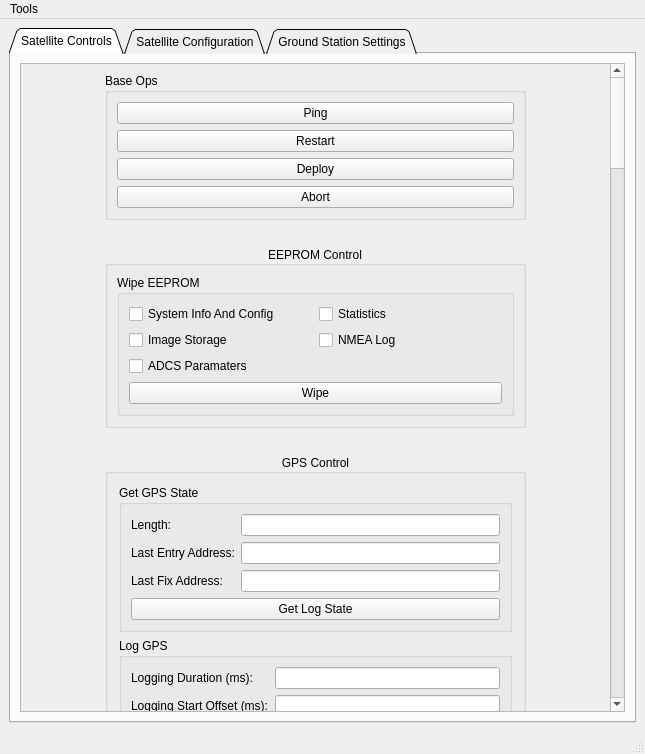
First picture: the form in FOSSAGSCP/mainwindow.ui, repository FOSSASystems/FOSSA-GroundStationControlPanel, before the edit.
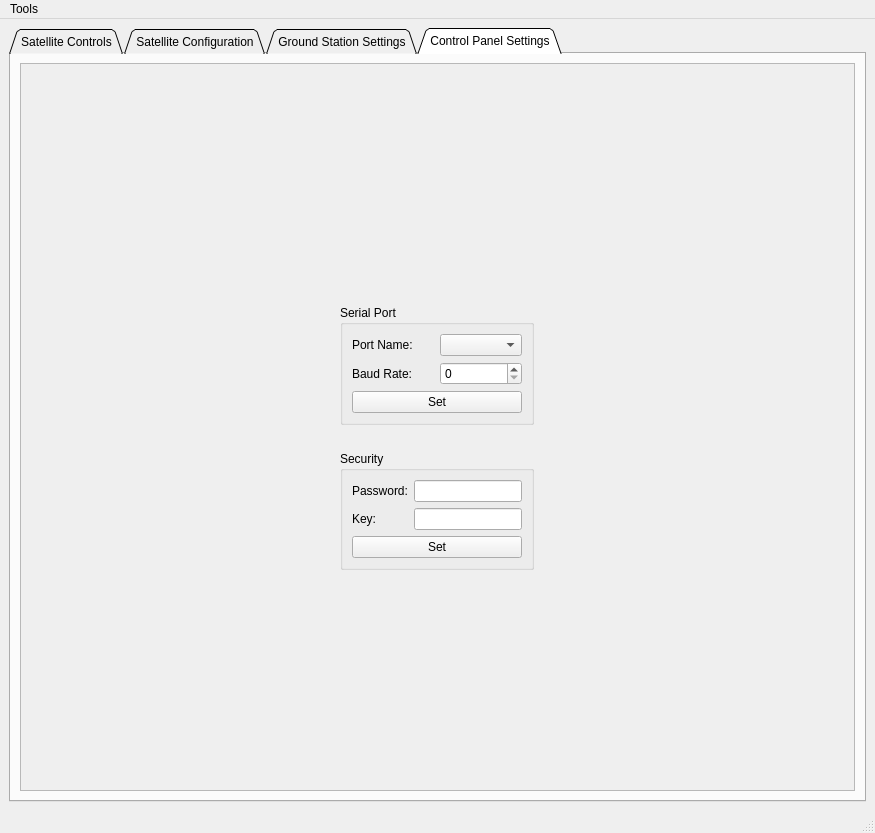
Second picture: the form after the edit.

Commit message: added control panel settings to UI ready for data storage

What changed in the file:
```diff
--- a/FOSSAGSCP/mainwindow.ui
+++ b/FOSSAGSCP/mainwindow.ui
@@ -6,8 +6,8 @@
    <rect>
     <x>0</x>
     <y>0</y>
-    <width>645</width>
-    <height>754</height>
+    <width>875</width>
+    <height>833</height>
    </rect>
   </property>
   <property name="windowTitle">
@@ -33,7 +33,7 @@
        <enum>QTabWidget::Triangular</enum>
       </property>
       <property name="currentIndex">
-       <number>0</number>
+       <number>3</number>
       </property>
       <property name="elideMode">
        <enum>Qt::ElideRight</enum>
@@ -72,10 +72,10 @@
           <widget class="QWidget" name="scrollAreaWidgetContents_4">
            <property name="geometry">
             <rect>
-             <x>62</x>
-             <y>-3376</y>
+             <x>177</x>
+             <y>-438</y>
              <width>449</width>
-             <height>4619</height>
+             <height>4627</height>
             </rect>
            </property>
            <property name="sizePolicy">
@@ -2317,6 +2317,142 @@
         </item>
        </layout>
       </widget>
+      <widget class="QWidget" name="tab">
+       <attribute name="title">
+        <string>Control Panel Settings</string>
+       </attribute>
+       <layout class="QGridLayout" name="gridLayout_43">
+        <item row="0" column="0">
+         <widget class="QScrollArea" name="scrollArea_4">
+          <property name="widgetResizable">
+           <bool>true</bool>
+          </property>
+          <property name="alignment">
+           <set>Qt::AlignCenter</set>
+          </property>
+          <widget class="QWidget" name="scrollAreaWidgetContents_5">
+           <property name="geometry">
+            <rect>
+             <x>286</x>
+             <y>189</y>
+             <width>250</width>
+             <height>335</height>
+            </rect>
+           </property>
+           <property name="sizePolicy">
+            <sizepolicy hsizetype="Fixed" vsizetype="Fixed">
+             <horstretch>0</horstretch>
+             <verstretch>0</verstretch>
+            </sizepolicy>
+           </property>
+           <layout class="QGridLayout" name="gridLayout_47">
+            <property name="sizeConstraint">
+             <enum>QLayout::SetDefaultConstraint</enum>
+            </property>
+            <item row="1" column="0">
+             <widget class="QGroupBox" name="groupBox_18">
+              <property name="title">
+               <string>Serial Port</string>
+              </property>
+              <layout class="QGridLayout" name="gridLayout_37">
+               <item row="1" column="1">
+                <widget class="QSpinBox" name="spinBox_43"/>
+               </item>
+               <item row="0" column="0">
+                <widget class="QLabel" name="label_76">
+                 <property name="text">
+                  <string>Port Name:</string>
+                 </property>
+                </widget>
+               </item>
+               <item row="0" column="1">
+                <widget class="QComboBox" name="comboBox_2"/>
+               </item>
+               <item row="1" column="0">
+                <widget class="QLabel" name="label_77">
+                 <property name="text">
+                  <string>Baud Rate:</string>
+                 </property>
+                </widget>
+               </item>
+               <item row="3" column="0" colspan="2">
+                <widget class="QPushButton" name="pushButton_30">
+                 <property name="text">
+                  <string>Set</string>
+                 </property>
+                </widget>
+               </item>
+              </layout>
+             </widget>
+            </item>
+            <item row="3" column="0">
+             <widget class="QGroupBox" name="groupBox_19">
+              <property name="title">
+               <string>Security</string>
+              </property>
+              <layout class="QGridLayout" name="gridLayout_38">
+               <item row="1" column="1">
+                <widget class="QLineEdit" name="lineEdit_28"/>
+               </item>
+               <item row="0" column="0">
+                <widget class="QLabel" name="label_79">
+                 <property name="text">
+                  <string>Password:</string>
+                 </property>
+                </widget>
+               </item>
+               <item row="0" column="1">
+                <widget class="QLineEdit" name="lineEdit_27"/>
+               </item>
+               <item row="1" column="0">
+                <widget class="QLabel" name="label_80">
+                 <property name="text">
+                  <string>Key:</string>
+                 </property>
+                </widget>
+               </item>
+               <item row="2" column="0" colspan="2">
+                <widget class="QPushButton" name="pushButton_32">
+                 <property name="text">
+                  <string>Set</string>
+                 </property>
+                </widget>
+               </item>
+              </layout>
+             </widget>
+            </item>
+            <item row="2" column="0">
+             <spacer name="horizontalSpacer_20">
+              <property name="orientation">
+               <enum>Qt::Horizontal</enum>
+              </property>
+              <property name="sizeHint" stdset="0">
+               <size>
+                <width>40</width>
+                <height>20</height>
+               </size>
+              </property>
+             </spacer>
+            </item>
+            <item row="0" column="0">
+             <spacer name="horizontalSpacer_22">
+              <property name="orientation">
+               <enum>Qt::Horizontal</enum>
+              </property>
+              <property name="sizeHint" stdset="0">
+               <size>
+                <width>40</width>
+                <height>20</height>
+               </size>
+              </property>
+             </spacer>
+            </item>
+           </layout>
+          </widget>
+         </widget>
+        </item>
+       </layout>
+      </widget>
      </widget>
     </item>
    </layout>
@@ -2326,7 +2462,7 @@
     <rect>
      <x>0</x>
      <y>0</y>
-     <width>645</width>
+     <width>875</width>
      <height>26</height>
     </rect>
    </property>
```
Left out of the diff: 20 changed lines with no effect on the pictures. The commit also changes 1 other file.
